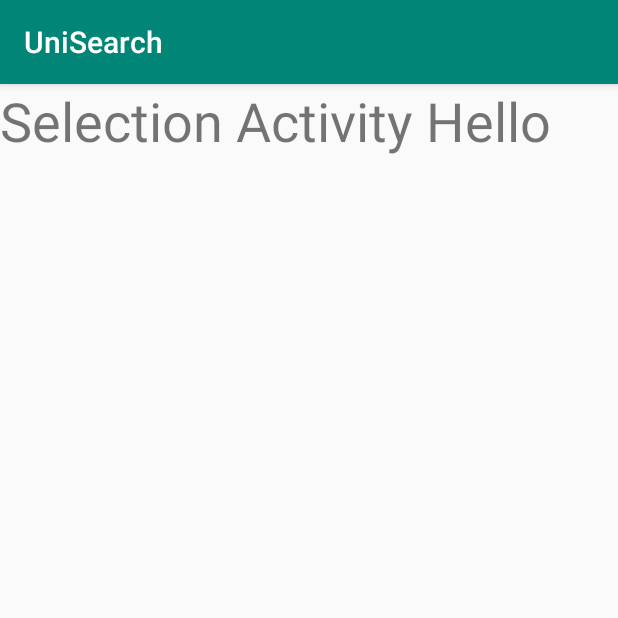
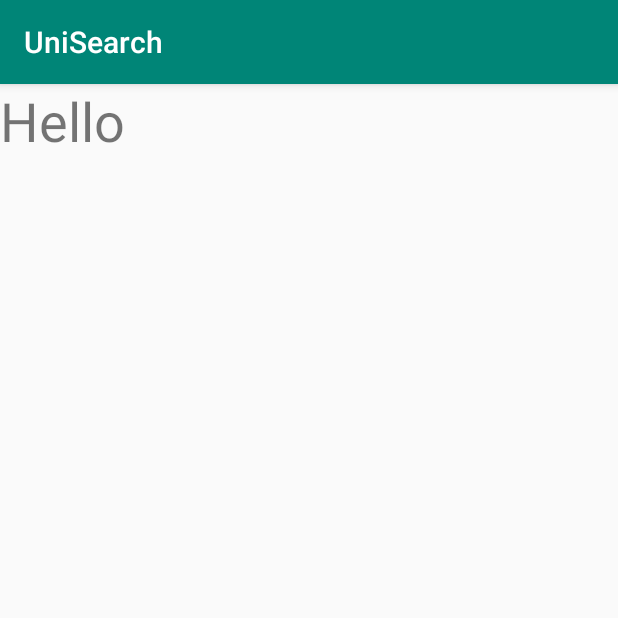
Before and after one commit to ghaniasim/UniSearch, an Android app: the SelectionActivity screen opened directly, with no data from a screen before it, on a phone screen of 412 x 824 dp, the top half of it. Run offline under Robolectric (Android 15) with nearby library versions, the phone set to English and light mode, and no system bars.

Commit message:
testing again

```diff
--- a/app/src/main/res/layout/activity_selection.xml
+++ b/app/src/main/res/layout/activity_selection.xml
@@ -10,7 +10,7 @@
         android:id="@+id/textView2"
         android:layout_width="wrap_content"
         android:layout_height="wrap_content"
-        android:text="Selection Activity Hello"
+        android:text="Hello"
         android:textSize="36sp"
         tools:layout_editor_absoluteX="200dp"
         tools:layout_editor_absoluteY="162dp" />
```
